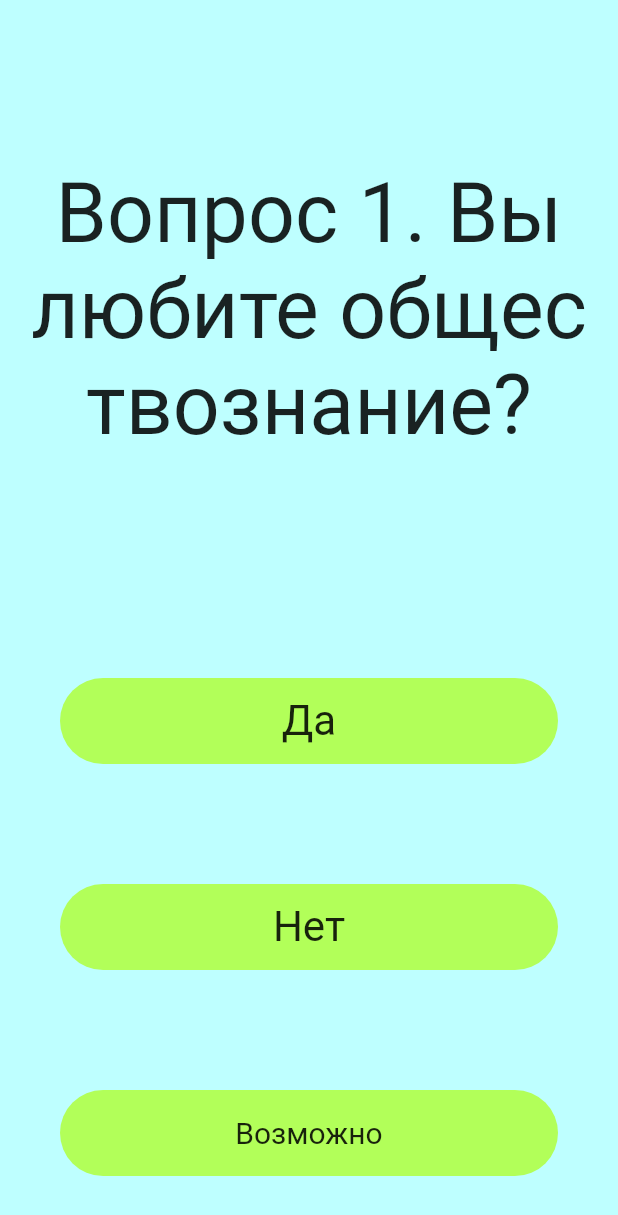
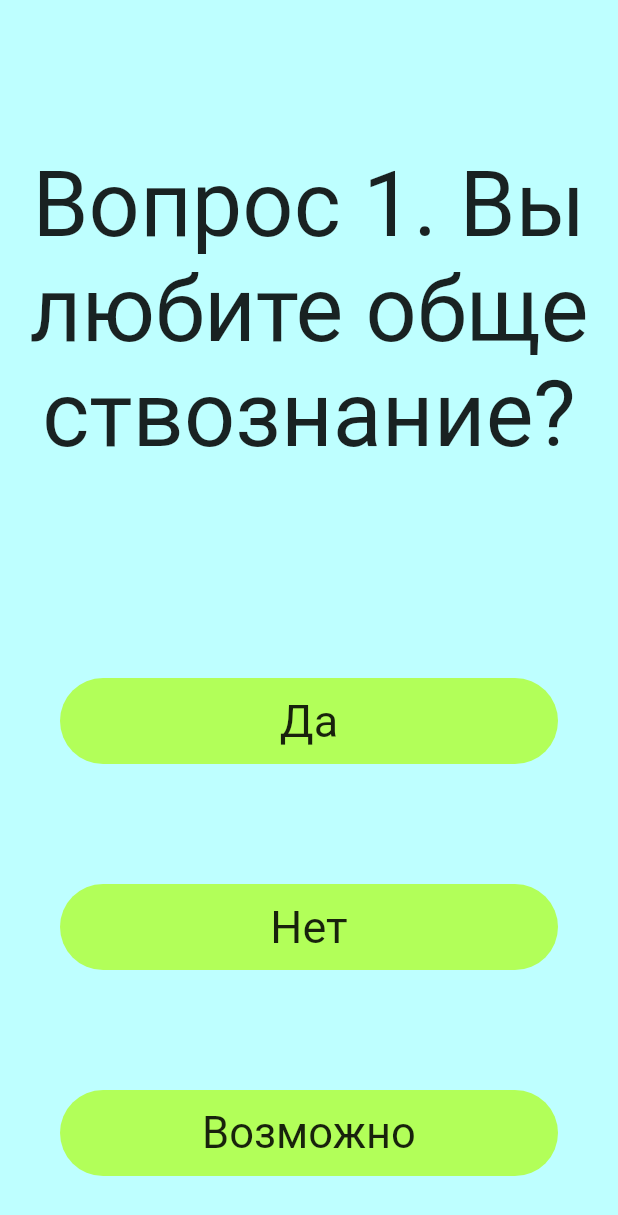
Before and after one commit to KoreshOK101/Big_Bobs_Daddy, a Flutter app: the screen it shows after launch, on a phone screen of 412 x 824 dp. Shown: the top 1215 px of the screen. Run offline on Flutter 3.47's test engine with Material 2 defaults, Android fonts, the phone set to English and light mode, and no system bars; our stand-ins replace animated_text_kit; missing offline and left inert: vk_bridge.

Commit message:
Update main.dart

```diff
--- a/lib/main.dart
+++ b/lib/main.dart
@@ -51,7 +51,7 @@ class _TestingPAGEState extends State<TestingPAGE> {
                 child: Text(
               quest.gettext(),
               textAlign: TextAlign.center,
-              style: TextStyle(fontSize: 55),
+              style: TextStyle(fontSize: 60),
             )),
           ),
           flex: 3,
@@ -72,7 +72,7 @@ class _TestingPAGEState extends State<TestingPAGE> {
                   child: Text(
                     quest.getAnswer1(),
                     textAlign: TextAlign.center,
-                    style: TextStyle(fontSize: 28),
+                    style: TextStyle(fontSize: 30),
                   ),
                 ),
               ),
@@ -95,7 +95,7 @@ class _TestingPAGEState extends State<TestingPAGE> {
                   child: Text(
                     quest.getAnswer2(),
                     textAlign: TextAlign.center,
-                    style: TextStyle(fontSize: 28),
+                    style: TextStyle(fontSize: 30),
                   ),
                 ),
               ),
@@ -118,7 +118,7 @@ class _TestingPAGEState extends State<TestingPAGE> {
                   child: Text(
                     quest.getAnswer3(),
                     textAlign: TextAlign.center,
-                    style: TextStyle(fontSize: 20),
+                    style: TextStyle(fontSize: 29),
                   ),
                 ),
               ),
```
